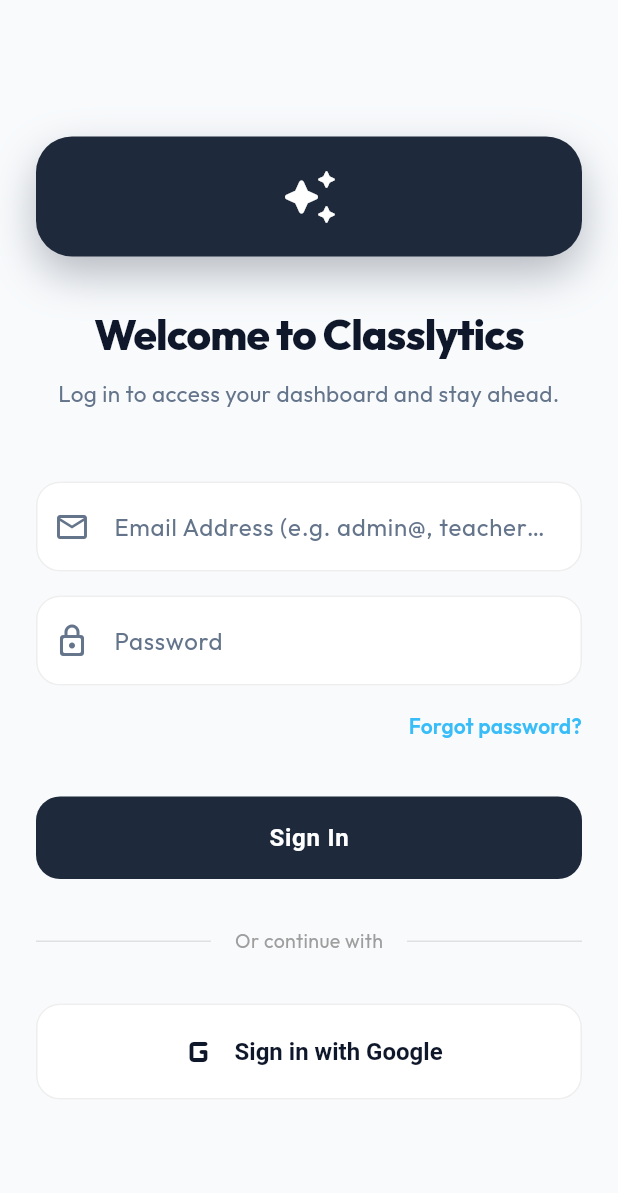
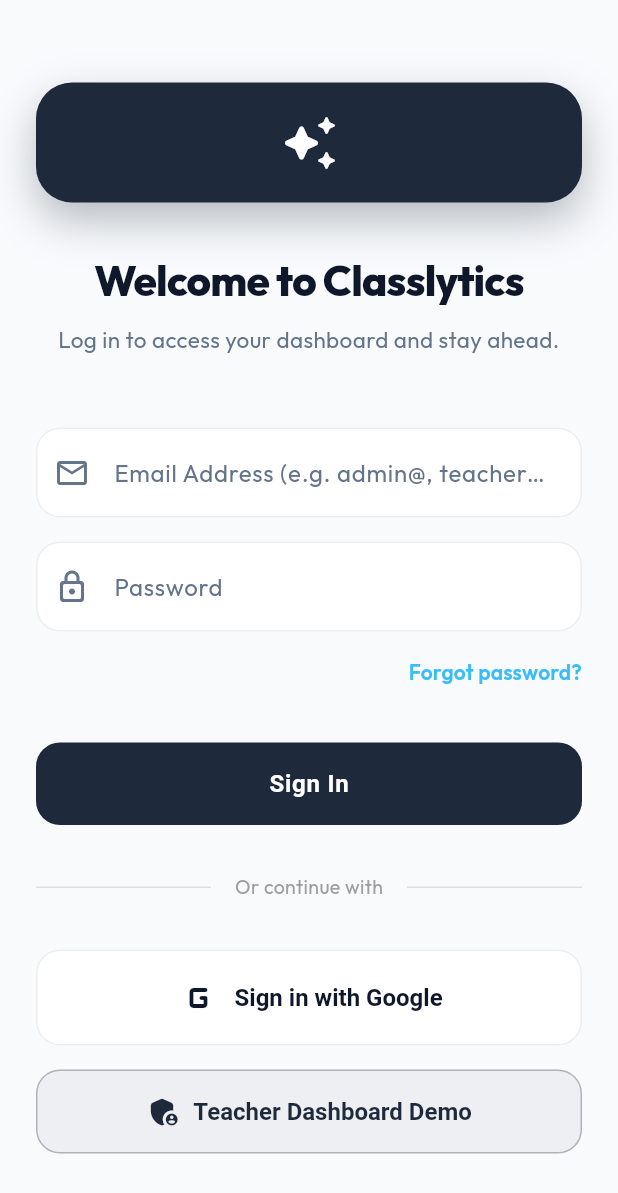
Before and after one commit to shubham-hire/classlytics, a Flutter app: the screen it shows after launch, on a phone screen of 412 x 824 dp. Shown: the top 1193 px of the screen. Run offline on Flutter 3.47's test engine with Material 3 defaults, Android fonts, the light colour scheme and no system bars; our stand-ins replace go_router, google_fonts.

Commit message:
fixed some bugs

```diff
--- a/lib/features/auth/presentation/login_screen.dart
+++ b/lib/features/auth/presentation/login_screen.dart
@@ -197,6 +197,28 @@
                         ),
                       ),
                     ),
+                    const SizedBox(height: 16),
+                    // Teacher Dashboard Button
+                    OutlinedButton.icon(
+                      onPressed: () {
+                        context.go('/teacher-dashboard');
+                      },
+                      icon: const Icon(Icons.admin_panel_settings_rounded, size: 24),
+                      label: const Text('Teacher Dashboard Demo'),
+                      style: OutlinedButton.styleFrom(
+                        foregroundColor: AppTheme.primaryColor,
+                        padding: const EdgeInsets.symmetric(vertical: 16),
+                        backgroundColor: AppTheme.primaryColor.withOpacity(0.05),
+                        side: BorderSide(color: AppTheme.primaryColor.withOpacity(0.3)),
+                        shape: RoundedRectangleBorder(
+                          borderRadius: BorderRadius.circular(16),
+                        ),
+                        textStyle: const TextStyle(
+                          fontSize: 16,
+                          fontWeight: FontWeight.w600,
+                        ),
+                      ),
+                    ),
                   ],
                 ),
               ),
--- a/lib/services/api_service.dart
+++ b/lib/services/api_service.dart
@@ -3,8 +3,8 @@
 import 'package:http/http.dart' as http;
 
 class ApiService {
-  // Use 127.0.0.1 for Web/Desktop and 10.0.2.2 for Android Emulator
-  static const String _baseUrl = kIsWeb ? 'http://127.0.0.1:3000' : 'http://10.0.2.2:3000';
+  // Use 127.0.0.1 for Web/Desktop, 10.0.2.2 for Emulator, or your local LAN IP for physical device
+  static const String _baseUrl = kIsWeb ? 'http://127.0.0.1:3000' : 'http://10.59.178.116:3000';
 
   /// Fetches Teacher Dashboard data from the backend
   Future<Map<String, dynamic>> fetchDashboardData() async {
--- a/main_backend/package.json
+++ b/main_backend/package.json
@@ -14,6 +14,8 @@
   "dependencies": {
     "cors": "^2.8.6",
     "express": "^5.2.1",
+    "multer": "^2.1.1",
+    "mysql2": "^3.22.0",
     "uuid": "^13.0.0"
   }
 }
```
Also changed, not shown: main_backend/package-lock.json, 1 other file.
